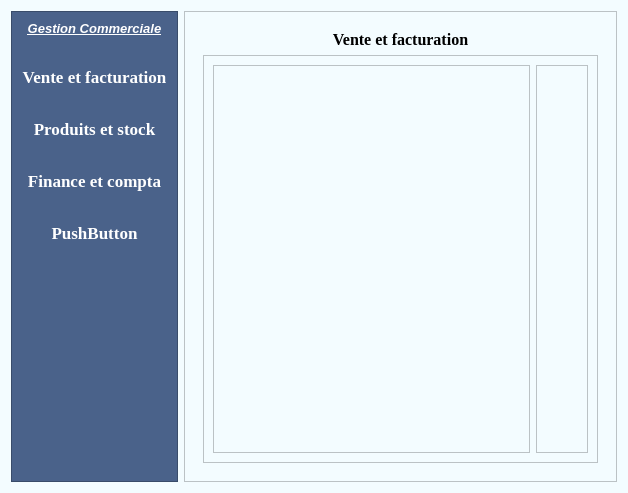
Totelof10/tsena, file app.ui: the form before one commit.
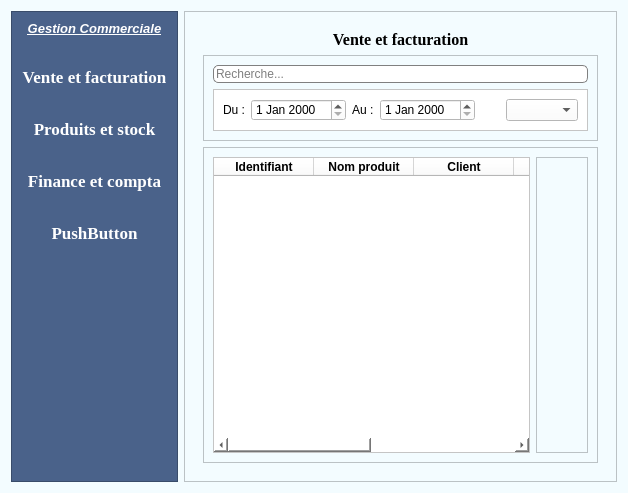
The form after the commit. Icons and pictures are not drawn.

Diff of the .ui file:
```diff
--- a/app.ui
+++ b/app.ui
@@ -226,6 +226,87 @@
             </property>
            </widget>
           </item>
+          <item>
+           <widget class="QFrame" name="frame_9">
+            <property name="frameShape">
+             <enum>QFrame::Shape::StyledPanel</enum>
+            </property>
+            <property name="frameShadow">
+             <enum>QFrame::Shadow::Raised</enum>
+            </property>
+            <layout class="QVBoxLayout" name="verticalLayout_7">
+             <item>
+              <widget class="QLineEdit" name="lineEdit">
+               <property name="styleSheet">
+                <string notr="true">QLineEdit{
+	border: 1px solid grey;
+	border-radius: 5px;
+	background-color: white;
+}
+
+QLineEdit:focus{
+	border: 2px solid black;
+}</string>
+               </property>
+               <property name="placeholderText">
+                <string>Recherche...</string>
+               </property>
+              </widget>
+             </item>
+             <item>
+              <widget class="QFrame" name="frame_8">
+               <property name="styleSheet">
+                <string notr="true">background-color: rgb(255, 255, 255);</string>
+               </property>
+               <property name="frameShape">
+                <enum>QFrame::Shape::StyledPanel</enum>
+               </property>
+               <property name="frameShadow">
+                <enum>QFrame::Shadow::Raised</enum>
+               </property>
+               <layout class="QHBoxLayout" name="horizontalLayout_5">
+                <item>
+                 <widget class="QLabel" name="label_4">
+                  <property name="text">
+                   <string>Du :</string>
+                  </property>
+                 </widget>
+                </item>
+                <item>
+                 <widget class="QDateEdit" name="dateEdit"/>
+                </item>
+                <item>
+                 <widget class="QLabel" name="label_5">
+                  <property name="text">
+                   <string>Au :</string>
+                  </property>
+                 </widget>
+                </item>
+                <item>
+                 <widget class="QDateEdit" name="dateEdit_2"/>
+                </item>
+                <item>
+                 <spacer name="horizontalSpacer_2">
+                  <property name="orientation">
+                   <enum>Qt::Orientation::Horizontal</enum>
+                  </property>
+                  <property name="sizeHint" stdset="0">
+                   <size>
+                    <width>40</width>
+                    <height>20</height>
+                   </size>
+                  </property>
+                 </spacer>
+                </item>
+                <item>
+                 <widget class="QComboBox" name="comboBox"/>
+                </item>
+               </layout>
+              </widget>
+             </item>
+            </layout>
+           </widget>
+          </item>
           <item>
            <widget class="QFrame" name="frame_5">
             <property name="frameShape">
@@ -236,7 +317,71 @@
             </property>
             <layout class="QHBoxLayout" name="horizontalLayout">
              <item>
-              <widget class="QTableWidget" name="tableWidget"/>
+              <widget class="QTableWidget" name="tableVente">
+               <property name="styleSheet">
+                <string notr="true">background-color: white;</string>
+               </property>
+               <column>
+                <property name="text">
+                 <string>Identifiant</string>
+                </property>
+                <property name="font">
+                 <font>
+                  <bold>true</bold>
+                 </font>
+                </property>
+               </column>
+               <column>
+                <property name="text">
+                 <string>Nom produit</string>
+                </property>
+                <property name="font">
+                 <font>
+                  <bold>true</bold>
+                 </font>
+                </property>
+               </column>
+               <column>
+                <property name="text">
+                 <string>Client</string>
+                </property>
+                <property name="font">
+                 <font>
+                  <bold>true</bold>
+                 </font>
+                </property>
+               </column>
+               <column>
+                <property name="text">
+                 <string>Quantité</string>
+                </property>
+                <property name="font">
+                 <font>
+                  <bold>true</bold>
+                 </font>
+                </property>
+               </column>
+               <column>
+                <property name="text">
+                 <string>CA</string>
+                </property>
+                <property name="font">
+                 <font>
+                  <bold>true</bold>
+                 </font>
+                </property>
+               </column>
+               <column>
+                <property name="text">
+                 <string>Date</string>
+                </property>
+                <property name="font">
+                 <font>
+                  <bold>true</bold>
+                 </font>
+                </property>
+               </column>
+              </widget>
              </item>
              <item>
               <widget class="QFrame" name="frame_2">
```
